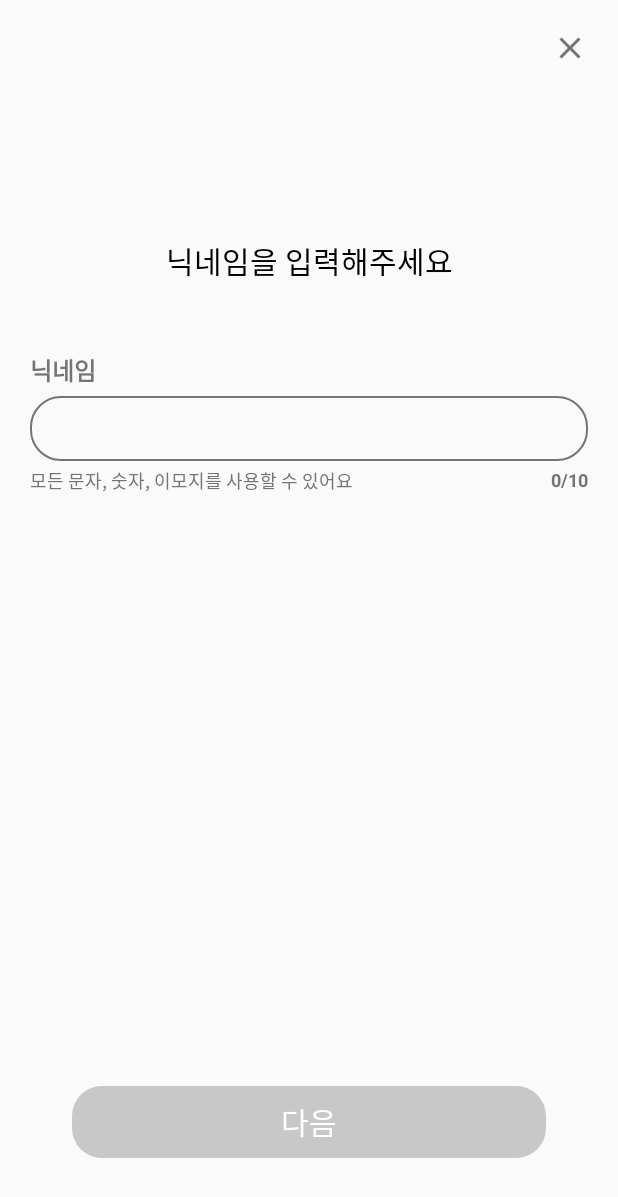
After one commit to Sul-Game-Wiki/Sul-Game-Frontend, an Android app: the NicknameActivity screen opened directly, with no data from a screen before it, on a phone screen of 412 x 824 dp. The commit adds this screen. Shown: the top 1197 px of the screen. Run offline under Robolectric (Android 15) with nearby library versions, the phone set to English and light mode, and no system bars.

Commit message:
feat(nickname): xml design

```diff
--- a/app/src/main/AndroidManifest.xml
+++ b/app/src/main/AndroidManifest.xml
@@ -12,6 +12,9 @@
     android:supportsRtl="true"
     android:theme="@style/Theme.SulGameFrontendpractice1"
     tools:targetApi="31">
+    <activity
+      android:exported="false"
+      android:name=".NicknameActivity" />
     <activity
       android:exported="false"
       android:name=".LoginActivity" />
--- /dev/null
+++ b/app/src/main/java/com/example/sul_game_frontend_practice1/NicknameActivity.kt
@@ -0,0 +1,11 @@
+package com.example.sul_game_frontend_practice1
+
+import androidx.appcompat.app.AppCompatActivity
+import android.os.Bundle
+
+class NicknameActivity : AppCompatActivity() {
+    override fun onCreate(savedInstanceState: Bundle?) {
+        super.onCreate(savedInstanceState)
+        setContentView(R.layout.activity_nickname)
+    }
+}
--- /dev/null
+++ b/app/src/main/res/drawable/roundedbox_line_20.xml
@@ -0,0 +1,12 @@
+<?xml version="1.0" encoding="utf-8"?>
+<shape xmlns:android="http://schemas.android.com/apk/res/android"
+  android:shape="rectangle">
+
+  <stroke
+    android:width="1dp"
+    android:color="@color/deep_gray"/>
+
+  <corners
+    android:radius="20dp"/>
+
+</shape>
--- /dev/null
+++ b/app/src/main/res/layout/activity_nickname.xml
@@ -0,0 +1,119 @@
+<?xml version="1.0" encoding="utf-8"?>
+<androidx.constraintlayout.widget.ConstraintLayout xmlns:android="http://schemas.android.com/apk/res/android"
+  xmlns:app="http://schemas.android.com/apk/res-auto"
+  xmlns:tools="http://schemas.android.com/tools"
+  android:layout_width="match_parent"
+  android:layout_height="match_parent"
+  android:paddingHorizontal="20dp"
+  tools:context=".NicknameActivity">
+
+  <ImageButton
+    android:id="@+id/btn_close_nickname"
+    android:layout_width="wrap_content"
+    android:layout_height="wrap_content"
+    android:layout_marginTop="20dp"
+    android:background="@null"
+    android:src="@drawable/ic_close"
+    app:layout_constraintEnd_toEndOf="parent"
+    app:layout_constraintTop_toTopOf="parent" />
+
+  <TextView
+    android:id="@+id/tv_prompt1_nickname"
+    android:layout_width="wrap_content"
+    android:layout_height="wrap_content"
+    android:fontFamily="@font/galmuri11_bold"
+    android:text="닉네임을 입력해주세요"
+    android:textColor="@color/black"
+    android:textSize="20sp"
+    app:layout_constraintBottom_toBottomOf="parent"
+    app:layout_constraintEnd_toEndOf="parent"
+    app:layout_constraintStart_toStartOf="parent"
+    app:layout_constraintTop_toTopOf="parent"
+    app:layout_constraintVertical_bias="0.2" />
+
+  <TextView
+    android:id="@+id/tv_prompt2_nickname"
+    android:textStyle="bold"
+    android:layout_width="wrap_content"
+    android:layout_height="wrap_content"
+    android:layout_marginTop="46dp"
+    android:text="닉네임"
+    android:textColor="@color/deep_gray"
+    android:textSize="16sp"
+    app:layout_constraintStart_toStartOf="parent"
+    app:layout_constraintTop_toBottomOf="@+id/tv_prompt1_nickname" />
+
+  <EditText
+    android:id="@+id/et_name_nickname"
+    android:layout_width="match_parent"
+    android:layout_height="wrap_content"
+    android:layout_marginTop="5dp"
+    android:background="@drawable/roundedbox_line_20"
+    android:paddingHorizontal="15dp"
+    android:paddingVertical="12dp"
+    android:textColor="@color/deep_gray"
+    android:textSize="14sp"
+    app:layout_constraintTop_toBottomOf="@+id/tv_prompt2_nickname"
+    tools:text="구해조" />
+
+  <TextView
+    android:id="@+id/tv_hint1_nickname"
+    android:layout_width="wrap_content"
+    android:layout_height="wrap_content"
+    android:layout_marginTop="4dp"
+    android:text="모든 문자, 숫자, 이모지를 사용할 수 있어요"
+    android:textColor="@color/deep_gray"
+    android:textSize="12sp"
+    app:layout_constraintStart_toStartOf="parent"
+    app:layout_constraintTop_toBottomOf="@+id/et_name_nickname" />
+
+  <TextView
+    android:id="@+id/tv_hint2_nickname"
+    android:layout_width="wrap_content"
+    android:layout_height="wrap_content"
+    android:layout_marginTop="4dp"
+    android:text="사용 가능한 닉네임입니다."
+    android:textColor="@color/main_color"
+    android:visibility="invisible"
+    android:textSize="12sp"
+    app:layout_constraintStart_toStartOf="parent"
+    app:layout_constraintTop_toBottomOf="@+id/et_name_nickname" />
+
+  <TextView
+    android:id="@+id/tv_hint3_nickname"
+    android:layout_width="wrap_content"
+    android:layout_height="wrap_content"
+    android:layout_marginTop="4dp"
+    android:text="사용중인 닉네임입니다."
+    android:textColor="@color/red"
+    android:visibility="invisible"
+    android:textSize="12sp"
+    app:layout_constraintStart_toStartOf="parent"
+    app:layout_constraintTop_toBottomOf="@+id/et_name_nickname" />
+
+  <TextView
+    android:id="@+id/tv_count_length_nickname"
+    android:textStyle="bold"
+    android:layout_width="wrap_content"
+    android:layout_height="wrap_content"
+    android:layout_marginTop="4dp"
+    android:textColor="@color/deep_gray"
+    android:text="0/10"
+    android:textSize="12sp"
+    app:layout_constraintEnd_toEndOf="parent"
+    app:layout_constraintTop_toBottomOf="@+id/et_name_nickname" />
+
+  <Button
+    android:id="@+id/btn_next_nickname"
+    android:layout_width="match_parent"
+    android:layout_height="wrap_content"
+    android:layout_marginBottom="52dp"
+    android:layout_marginHorizontal="28dp"
+    android:background="@drawable/roundedbox_20"
+    android:backgroundTint="@color/light_gray"
+    android:text="다음"
+    android:textColor="@color/white"
+    android:textSize="20sp"
+    app:layout_constraintBottom_toBottomOf="parent" />
+
+</androidx.constraintlayout.widget.ConstraintLayout>
--- a/app/src/main/res/values/colors.xml
+++ b/app/src/main/res/values/colors.xml
@@ -5,4 +5,6 @@
 
     <color name="main_color">#85C200</color>
     <color name="deep_gray">#747474</color>
+    <color name="light_gray">#C8C8C8</color>
+    <color name="red">#FF0000</color>
 </resources>
```
